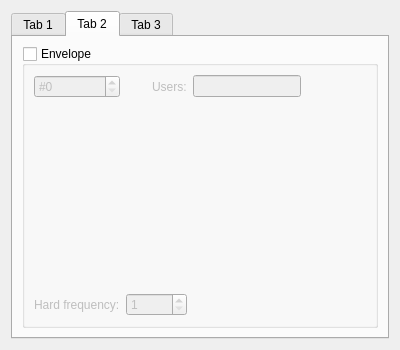
First picture: the form in BambooTracker/gui/instrument_editor/instrument_editor_ssg_form.ui, repository BambooTracker/BambooTracker, before the edit.
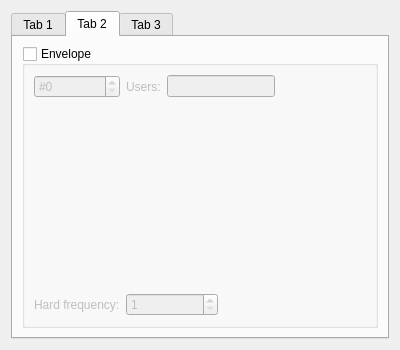
Second picture: the form after the edit. Custom widgets are drawn as their Qt base class.

Commit message: Fix SSG instrumnet editor layout

What changed in the file:
```diff
--- a/BambooTracker/gui/instrument_editor/instrument_editor_ssg_form.ui
+++ b/BambooTracker/gui/instrument_editor/instrument_editor_ssg_form.ui
@@ -111,7 +111,17 @@
           <bool>false</bool>
          </property>
          <layout class="QGridLayout" name="gridLayout_4">
-          <item row="0" column="3">
+          <item row="1" column="0" colspan="5">
+           <widget class="VisualizedInstrumentMacroEditor" name="envEditor" native="true"/>
+          </item>
+          <item row="0" column="1" alignment="Qt::AlignRight">
+           <widget class="QLabel" name="envUsersLabel">
+            <property name="text">
+             <string>Users:</string>
+            </property>
+           </widget>
+          </item>
+          <item row="0" column="4">
            <spacer name="horizontalSpacer_2">
             <property name="orientation">
              <enum>Qt::Horizontal</enum>
@@ -124,16 +134,6 @@
             </property>
            </spacer>
           </item>
-          <item row="0" column="2">
-           <widget class="QLineEdit" name="envUsersLineEdit">
-            <property name="enabled">
-             <bool>false</bool>
-            </property>
-            <property name="readOnly">
-             <bool>true</bool>
-            </property>
-           </widget>
-          </item>
           <item row="0" column="0">
            <widget class="QSpinBox" name="envNumSpinBox">
             <property name="prefix">
@@ -144,16 +144,6 @@
             </property>
            </widget>
           </item>
-          <item row="0" column="1" alignment="Qt::AlignRight">
-           <widget class="QLabel" name="envUsersLabel">
-            <property name="text">
-             <string>Users:</string>
-            </property>
-           </widget>
-          </item>
-          <item row="1" column="0" colspan="4">
-           <widget class="VisualizedInstrumentMacroEditor" name="envEditor" native="true"/>
-          </item>
           <item row="2" column="0">
            <widget class="QLabel" name="hardFreqLabel">
             <property name="text">
@@ -161,7 +151,7 @@
             </property>
            </widget>
           </item>
-          <item row="2" column="1">
+          <item row="2" column="1" colspan="2">
            <widget class="QSpinBox" name="hardFreqSpinBox">
             <property name="minimum">
              <number>1</number>
@@ -171,6 +161,16 @@
             </property>
            </widget>
           </item>
+          <item row="0" column="2" colspan="2">
+           <widget class="QLineEdit" name="envUsersLineEdit">
+            <property name="enabled">
+             <bool>false</bool>
+            </property>
+            <property name="readOnly">
+             <bool>true</bool>
+            </property>
+           </widget>
+          </item>
          </layout>
         </widget>
        </item>
```
The commit also changes 1 other file.
